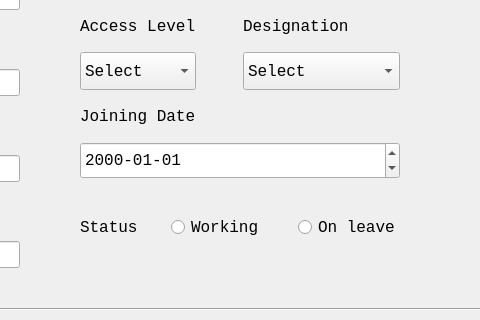
First picture: the form in EmployeeUI.ui, repository ASNaeem/Simple-VCMS, before the edit; both pictures show x 304 to 784 and y 247 to 567 of the 1051 by 871 pixel window.
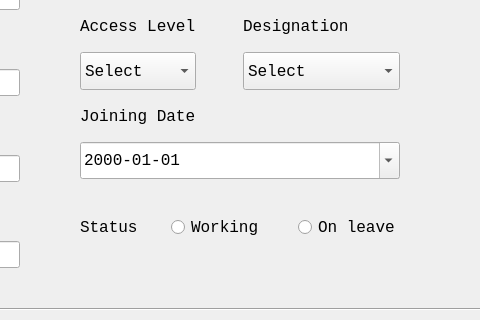
Second picture: the form after the edit.

```diff
--- a/EmployeeUI.ui
+++ b/EmployeeUI.ui
@@ -586,6 +586,9 @@
              <property name="displayFormat">
               <string>yyyy-MM-dd</string>
              </property>
+             <property name="calendarPopup">
+              <bool>true</bool>
+             </property>
             </widget>
            </item>
           </layout>
```
